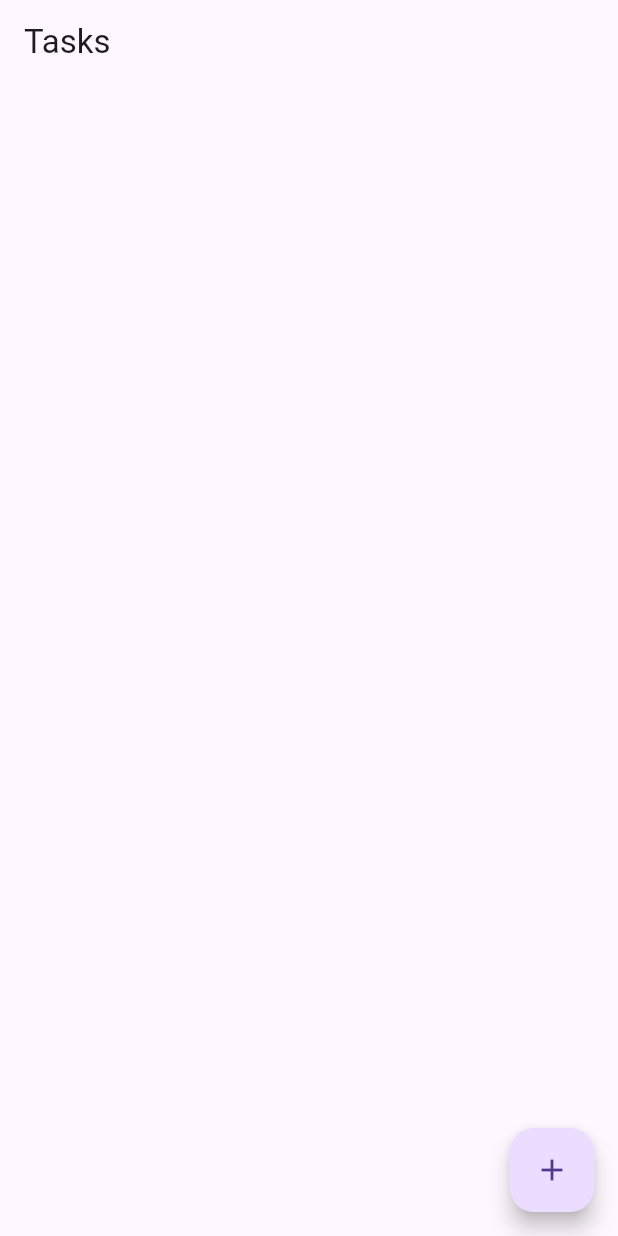
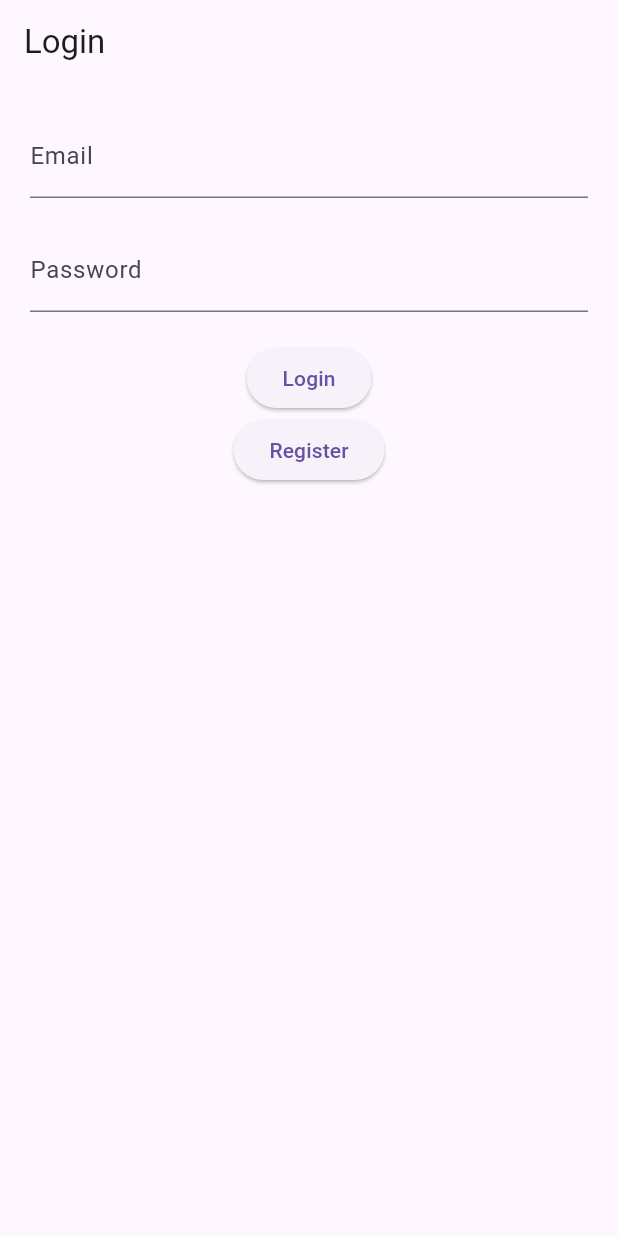
Before and after one commit to Mit217/ToDo, a Flutter app: the screen it shows after launch, on a phone screen of 412 x 824 dp. Run offline on Flutter 3.47's test engine with Material 3 defaults, Android fonts, the phone set to English and light mode, and no system bars; our stand-ins replace firebase_auth, firebase_core; accounts and stored records are empty; statements that could not run were skipped.

Commit message:
moves from loginpage to homepage

```diff
--- /dev/null
+++ b/todo/lib/login_page.dart
@@ -0,0 +1,79 @@
+import 'package:flutter/material.dart';
+import 'package:firebase_auth/firebase_auth.dart';
+
+class LoginPage extends StatefulWidget{
+  @override
+  LoginPageState createState() => LoginPageState();
+}
+
+class LoginPageState extends State<LoginPage>{
+  final emailController = TextEditingController();
+  final passwordController = TextEditingController();
+
+  Future<void> login() async{
+    try{
+      await FirebaseAuth.instance.signInWithEmailAndPassword(
+      email: emailController.text.trim(),
+      password: passwordController.text.trim(),
+      );
+
+      Navigator.pushReplacementNamed(context, "/home");
+    }
+    catch(e){
+      print("LOGIN ERROR:$e");
+      ScaffoldMessenger.of(context).showSnackBar(
+        SnackBar(content: Text(e.toString())),
+      );
+    }
+  }
+
+  Future<void> register() async{
+    try{
+      await FirebaseAuth.instance.createUserWithEmailAndPassword(
+      email: emailController.text.trim(),
+      password: passwordController.text.trim(),
+      );
+      Navigator.pushReplacementNamed(context,"/home"); //moves to homepage on login
+    }
+    catch(e){
+      print("REGISTER ERROR :$e");
+      ScaffoldMessenger.of(context).showSnackBar(
+        SnackBar(content: Text(e.toString())),
+      );
+    }
+  }
+  @override
+  Widget build(BuildContext context){
+    return Scaffold(
+      appBar: AppBar(title: Text("Login")),
+      body: Padding(
+        padding: const EdgeInsets.all(20),
+        child: Column(
+          children: [
+            TextField(
+              controller: emailController,
+              decoration: InputDecoration(labelText: "Email"),
+            ),
+            SizedBox(height: 20),
+
+            TextField(
+              controller: passwordController,
+              decoration: InputDecoration(labelText: "Password"),
+              obscureText: true,
+            ),
+            SizedBox(height: 20),
+
+            ElevatedButton(
+              onPressed: login,
+              child: Text("Login"),
+              ),
+            ElevatedButton(
+              onPressed: register ,
+              child: Text("Register"),
+              ),
+          ],
+        ),
+      ),
+    );
+  }
+}
--- a/todo/lib/main.dart
+++ b/todo/lib/main.dart
@@ -1,7 +1,14 @@
 import 'package:flutter/material.dart';
-import 'package:todo/addtask_page.dart'; //provides widgets like scaffold,text etc
-
-void main() {
+import 'package:todo/addtask_page.dart';
+import 'package:todo/login_page.dart'; //provides widgets like scaffold,text etc
+import 'package:firebase_auth/firebase_auth.dart';
+import 'package:firebase_core/firebase_core.dart';
+import 'firebase_options.dart';
+void main() async{
+  WidgetsFlutterBinding.ensureInitialized();
+  await Firebase.initializeApp(
+    options : DefaultFirebaseOptions.currentPlatform,
+  );
   runApp(MyApp());    //like launch(args)
 }
 
@@ -10,7 +17,25 @@ class MyApp extends StatelessWidget{  //stateless eg "hello" that doesnt need to
   Widget build(BuildContext context){ //build tells Flutter WHAT to show on screen
     return MaterialApp(   //buildcontext gives the location in widget tree eg who is the parent etc
       title:'ToDo',     //like the address
-      home:HomePage(),
+      home:AuthGate(),
+      routes:{
+        "/home":(context)=>HomePage(),
+      }
+    );
+  }
+}
+
+class AuthGate extends StatelessWidget{
+  @override
+  Widget build(BuildContext context){
+    return StreamBuilder<User?>(
+      stream: FirebaseAuth.instance.authStateChanges(),
+      builder: (context,snapshot){
+        if(snapshot.hasData){
+          return HomePage();
+        }
+        return LoginPage();
+      },
     );
   }
 }
--- a/todo/pubspec.yaml
+++ b/todo/pubspec.yaml
@@ -38,6 +38,10 @@ dependencies:
 dev_dependencies:
   flutter_test:
     sdk: flutter
+
+  firebase_core: ^3.0.0
+  cloud_firestore: ^5.0.0
+  firebase_auth: ^5.0.0
 
   # The "flutter_lints" package below contains a set of recommended lints to
   # encourage good coding practices. The lint set provided by the package is
```
Also changed, not shown: todo/firebase.json (added), todo/lib/firebase_options.dart (added), todo/pubspec.lock, 3 other files.
